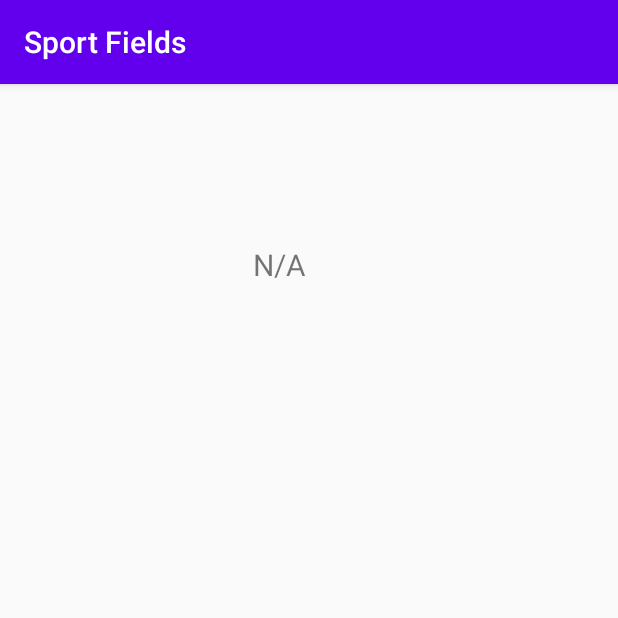
After one commit to jage97/InnovaatioProjekti, an Android app: the recyclerClass screen opened directly, with no data from a screen before it, on a phone screen of 412 x 824 dp, the top half of it. The commit adds this screen. Run offline under Robolectric (Android 15) with nearby library versions, the phone set to English and light mode, and no system bars.

Commit message:
recyclerClass

```diff
--- a/app/src/main/AndroidManifest.xml
+++ b/app/src/main/AndroidManifest.xml
@@ -11,7 +11,6 @@
         android:roundIcon="@mipmap/ic_launcher_round"
         android:supportsRtl="true"
         android:theme="@style/AppTheme">
-        <activity android:name=".MainActivity3"></activity>
         <activity
             android:name=".ScrollingActivity"
             android:label="@string/title_activity_scrolling"
@@ -34,6 +33,7 @@
                 <category android:name="android.intent.category.LAUNCHER" />
             </intent-filter>
         </activity>
+        <activity android:name=".recyclerClass"></activity>
     </application>
 
 </manifest>
--- a/app/src/main/java/com/example/myapplication/Adapter.java
+++ b/app/src/main/java/com/example/myapplication/Adapter.java
@@ -86,7 +86,7 @@ public class Adapter extends RecyclerView.Adapter<Adapter.ViewHolder> {
 
         Log.d("TAG","60.251028 24.771102" + " + " + coordinates.get(position).latitude +" + "+ coordinates.get(position).longitude);
         String city = distance(coordinates.get(position).latitude, coordinates.get(position).longitude,60.242233000000006,24.771102);
-        //   String city = "fsfs";
+        //String city = "fsfs";
         holder.sportIcon1.setImageResource(images[0]);
         holder.sportIcon2.setImageResource(images[1]);
         holder.sportIcon3.setImageResource(images[2]);
--- /dev/null
+++ b/app/src/main/java/com/example/myapplication/recyclerClass.java
@@ -0,0 +1,25 @@
+package com.example.myapplication;
+
+import androidx.appcompat.app.AppCompatActivity;
+
+import android.os.Bundle;
+import android.widget.TextView;
+
+public class recyclerClass extends AppCompatActivity {
+
+    @Override
+    protected void onCreate(Bundle savedInstanceState) {
+        super.onCreate(savedInstanceState);
+        setContentView(R.layout.popupinfo);
+        TextView textTitle = findViewById(R.id.textTitle);
+
+        String title = "N/A";
+
+        Bundle extras = getIntent().getExtras();
+        if (extras != null){
+            title = extras.getString("title");
+        }
+
+        textTitle.setText(title);
+    }
+}
--- a/app/src/main/res/layout/popupinfo.xml
+++ b/app/src/main/res/layout/popupinfo.xml
@@ -12,9 +12,18 @@
         android:layout_height="wrap_content"
         android:layout_alignParentTop="true"
         android:layout_marginStart="155dp"
+
         android:layout_marginLeft="155dp"
         android:layout_marginTop="88dp"
+        android:layout_marginEnd="195dp"
+        android:layout_marginRight="195dp"
+        android:layout_marginBottom="616dp"
+        android:allowUndo="true"
+        android:bufferType="editable"
+        android:text="HELLO"
         android:textSize="20sp"
+        app:layout_constraintBottom_toBottomOf="parent"
+        app:layout_constraintEnd_toEndOf="parent"
         app:layout_constraintStart_toStartOf="parent"
         app:layout_constraintTop_toTopOf="parent" />
 
```
Also changed, not shown: app/src/main/java/com/example/myapplication/MainActivity2.java (+0 -22 lines), app/src/main/java/com/example/myapplication/MainActivity3.java (deleted, +0 -14 lines), app/src/main/java/com/example/myapplication/sportList.java (+13 -8 lines), app/src/main/res/layout/activity_main3.xml (deleted, +0 -22 lines).
